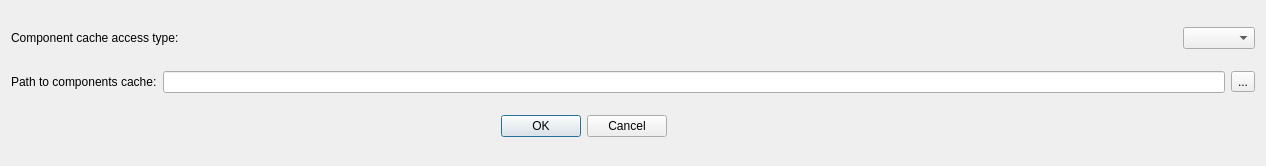
Above: BOMizator/settingsDialog.ui from dejfson/BOMizator before the change. Below: the same form after it.
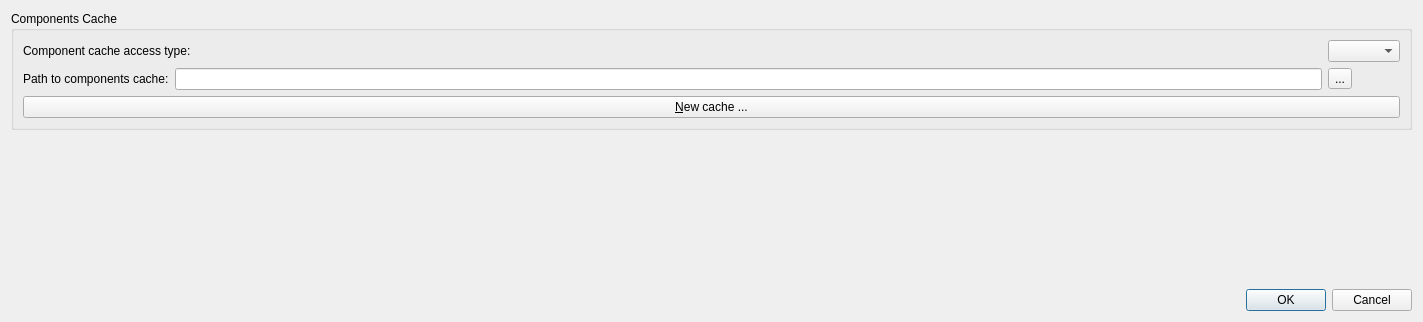
That is the form after the change.

Commit message: new components cache now working pretty reasonably

The edit to the form file:
```diff
--- a/BOMizator/settingsDialog.ui
+++ b/BOMizator/settingsDialog.ui
@@ -6,8 +6,8 @@
    <rect>
     <x>0</x>
     <y>0</y>
-    <width>1266</width>
-    <height>166</height>
+    <width>1423</width>
+    <height>322</height>
    </rect>
   </property>
   <property name="sizePolicy">
@@ -19,10 +19,13 @@
   <property name="windowTitle">
    <string>Dialog</string>
   </property>
+  <layout class="QGridLayout" name="gridLayout_2">
+   <item row="0" column="0">
+    <widget class="QGroupBox" name="groupBox">
+     <property name="title">
+      <string>Components Cache</string>
+     </property>
   <layout class="QGridLayout" name="gridLayout">
-   <item row="0" column="3" colspan="2">
-    <widget class="QComboBox" name="settingsCacheAccessType"/>
-   </item>
    <item row="0" column="0" colspan="2">
     <widget class="QLabel" name="label_2">
      <property name="text">
@@ -37,19 +40,12 @@
      </property>
      <property name="sizeHint" stdset="0">
       <size>
-       <width>89</width>
+          <width>927</width>
        <height>20</height>
       </size>
      </property>
     </spacer>
    </item>
-   <item row="1" column="4">
-    <widget class="QToolButton" name="settingsChooseComponentCache">
-     <property name="text">
-      <string>...</string>
-     </property>
-    </widget>
-   </item>
    <item row="1" column="0">
     <widget class="QLabel" name="label">
      <property name="text">
@@ -60,7 +56,27 @@
    <item row="1" column="1" colspan="3">
     <widget class="QLineEdit" name="settingsComponentCache"/>
    </item>
-   <item row="2" column="1">
+      <item row="1" column="4">
+       <widget class="QToolButton" name="settingsChooseComponentCache">
+        <property name="text">
+         <string>...</string>
+        </property>
+       </widget>
+      </item>
+      <item row="2" column="0" colspan="5">
+       <widget class="QPushButton" name="newCache">
+        <property name="text">
+         <string>&amp;New cache ...</string>
+        </property>
+       </widget>
+      </item>
+      <item row="0" column="4">
+       <widget class="QComboBox" name="settingsCacheAccessType"/>
+      </item>
+     </layout>
+    </widget>
+   </item>
+   <item row="2" column="0">
     <widget class="QDialogButtonBox" name="buttonBox">
      <property name="orientation">
       <enum>Qt::Horizontal</enum>
@@ -70,6 +86,19 @@
      </property>
     </widget>
    </item>
+   <item row="1" column="0">
+    <spacer name="verticalSpacer">
+     <property name="orientation">
+      <enum>Qt::Vertical</enum>
+     </property>
+     <property name="sizeHint" stdset="0">
+      <size>
+       <width>20</width>
+       <height>40</height>
+      </size>
+     </property>
+    </spacer>
+   </item>
   </layout>
  </widget>
  <resources/>
```
Lines whose indentation alone changed are shown as unchanged. The commit also changes 4 other files.
